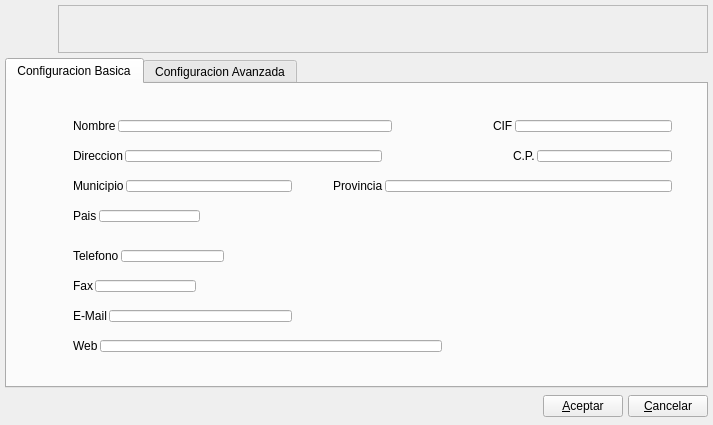
This is bulmages/bulmafact/src/bfconfiguracionbase.ui in eboladev/Bulmages-1 as Qt 5 draws it before an edit. The edited form follows.
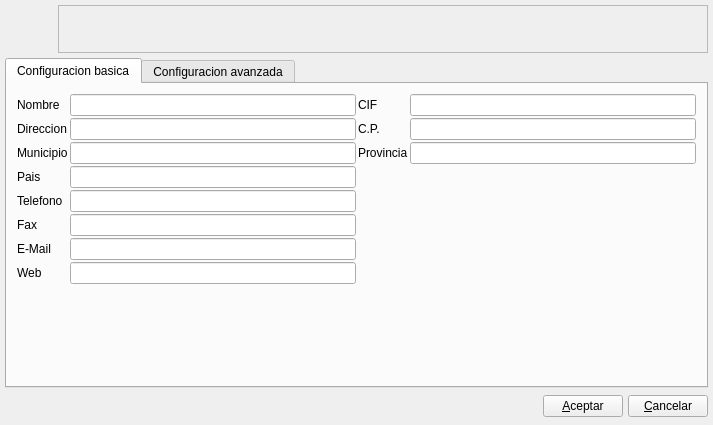
This is the edited form. Icons and pictures are not drawn. Custom widgets are drawn as their Qt base class.

```diff
--- a/bulmages/bulmafact/src/bfconfiguracionbase.ui
+++ b/bulmages/bulmafact/src/bfconfiguracionbase.ui
@@ -38,7 +38,7 @@
     <number>5</number>
    </property>
    <item row="2" column="0">
-    <layout class="QHBoxLayout">
+    <layout class="QHBoxLayout" name="_2">
      <property name="spacing">
       <number>5</number>
      </property>
@@ -46,7 +46,7 @@
       <number>0</number>
      </property>
      <item>
-      <spacer>
+      <spacer name="spacer">
        <property name="orientation">
         <enum>Qt::Horizontal</enum>
        </property>
@@ -75,7 +75,7 @@
     </layout>
    </item>
    <item row="0" column="0">
-    <layout class="QHBoxLayout">
+    <layout class="QHBoxLayout" name="_3">
      <property name="spacing">
       <number>5</number>
      </property>
@@ -132,19 +132,13 @@
      </property>
      <widget class="QWidget" name="tab">
       <attribute name="title">
-       <string>Configuracion Basica</string>
+       <string>Configuracion basica</string>
       </attribute>
-      <widget class="QWidget" name="">
-       <property name="geometry">
-        <rect>
-         <x>60</x>
-         <y>30</y>
-         <width>331</width>
-         <height>24</height>
-        </rect>
+      <layout class="QGridLayout" name="gridLayout_2">
+       <property name="margin">
+        <number>10</number>
        </property>
-       <layout class="QHBoxLayout" name="horizontalLayout">
-        <item>
+       <item row="0" column="0">
          <widget class="QLabel" name="label_2">
           <property name="text">
            <string>Nombre</string>
@@ -154,22 +148,10 @@
           </property>
          </widget>
         </item>
-        <item>
+       <item row="0" column="1">
          <widget class="QLineEdit" name="m_nombre"/>
         </item>
-       </layout>
-      </widget>
-      <widget class="QWidget" name="">
-       <property name="geometry">
-        <rect>
-         <x>480</x>
-         <y>30</y>
-         <width>191</width>
-         <height>24</height>
-        </rect>
-       </property>
-       <layout class="QHBoxLayout" name="horizontalLayout_7">
-        <item>
+       <item row="0" column="2">
          <widget class="QLabel" name="label_4">
           <property name="text">
            <string>CIF</string>
@@ -179,22 +161,10 @@
           </property>
          </widget>
         </item>
-        <item>
+       <item row="0" column="3">
          <widget class="QLineEdit" name="m_cif"/>
         </item>
-       </layout>
-      </widget>
-      <widget class="QWidget" name="">
-       <property name="geometry">
-        <rect>
-         <x>60</x>
-         <y>60</y>
-         <width>321</width>
-         <height>24</height>
-        </rect>
-       </property>
-       <layout class="QHBoxLayout" name="horizontalLayout_2">
-        <item>
+       <item row="1" column="0">
          <widget class="QLabel" name="label_3">
           <property name="text">
            <string>Direccion</string>
@@ -204,22 +174,10 @@
           </property>
          </widget>
         </item>
-        <item>
+       <item row="1" column="1">
          <widget class="QLineEdit" name="m_direccion"/>
         </item>
-       </layout>
-      </widget>
-      <widget class="QWidget" name="">
-       <property name="geometry">
-        <rect>
-         <x>500</x>
-         <y>60</y>
-         <width>171</width>
-         <height>24</height>
-        </rect>
-       </property>
-       <layout class="QHBoxLayout" name="horizontalLayout_3">
-        <item>
+       <item row="1" column="2">
          <widget class="QLabel" name="label_6">
           <property name="text">
            <string>C.P.</string>
@@ -229,22 +187,10 @@
           </property>
          </widget>
         </item>
-        <item>
+       <item row="1" column="3">
          <widget class="QLineEdit" name="m_cp"/>
         </item>
-       </layout>
-      </widget>
-      <widget class="QWidget" name="">
-       <property name="geometry">
-        <rect>
-         <x>60</x>
-         <y>90</y>
-         <width>231</width>
-         <height>24</height>
-        </rect>
-       </property>
-       <layout class="QHBoxLayout" name="horizontalLayout_8">
-        <item>
+       <item row="2" column="0">
          <widget class="QLabel" name="label_5">
           <property name="text">
            <string>Municipio</string>
@@ -254,22 +200,10 @@
           </property>
          </widget>
         </item>
-        <item>
+       <item row="2" column="1">
          <widget class="QLineEdit" name="m_municipio"/>
         </item>
-       </layout>
-      </widget>
-      <widget class="QWidget" name="">
-       <property name="geometry">
-        <rect>
-         <x>320</x>
-         <y>90</y>
-         <width>351</width>
-         <height>24</height>
-        </rect>
-       </property>
-       <layout class="QHBoxLayout" name="horizontalLayout_9">
-        <item>
+       <item row="2" column="2">
          <widget class="QLabel" name="label_10">
           <property name="text">
            <string>Provincia</string>
@@ -279,22 +213,10 @@
           </property>
          </widget>
         </item>
-        <item>
+       <item row="2" column="3">
          <widget class="QLineEdit" name="m_provincia"/>
         </item>
-       </layout>
-      </widget>
-      <widget class="QWidget" name="">
-       <property name="geometry">
-        <rect>
-         <x>60</x>
-         <y>120</y>
-         <width>139</width>
-         <height>24</height>
-        </rect>
-       </property>
-       <layout class="QHBoxLayout" name="horizontalLayout_11">
-        <item>
+       <item row="3" column="0">
          <widget class="QLabel" name="label_11">
           <property name="text">
            <string>Pais</string>
@@ -304,22 +226,10 @@
           </property>
          </widget>
         </item>
-        <item>
+       <item row="3" column="1">
          <widget class="QLineEdit" name="m_pais"/>
         </item>
-       </layout>
-      </widget>
-      <widget class="QWidget" name="">
-       <property name="geometry">
-        <rect>
-         <x>60</x>
-         <y>160</y>
-         <width>163</width>
-         <height>24</height>
-        </rect>
-       </property>
-       <layout class="QHBoxLayout" name="horizontalLayout_4">
-        <item>
+       <item row="4" column="0">
          <widget class="QLabel" name="label_7">
           <property name="text">
            <string>Telefono</string>
@@ -329,22 +239,10 @@
           </property>
          </widget>
         </item>
-        <item>
+       <item row="4" column="1">
          <widget class="QLineEdit" name="m_telefono"/>
         </item>
-       </layout>
-      </widget>
-      <widget class="QWidget" name="">
-       <property name="geometry">
-        <rect>
-         <x>60</x>
-         <y>190</y>
-         <width>135</width>
-         <height>24</height>
-        </rect>
-       </property>
-       <layout class="QHBoxLayout" name="horizontalLayout_5">
-        <item>
+       <item row="5" column="0">
          <widget class="QLabel" name="label_8">
           <property name="text">
            <string>Fax</string>
@@ -354,22 +252,10 @@
           </property>
          </widget>
         </item>
-        <item>
+       <item row="5" column="1">
          <widget class="QLineEdit" name="m_fax"/>
         </item>
-       </layout>
-      </widget>
-      <widget class="QWidget" name="">
-       <property name="geometry">
-        <rect>
-         <x>60</x>
-         <y>220</y>
-         <width>231</width>
-         <height>24</height>
-        </rect>
-       </property>
-       <layout class="QHBoxLayout" name="horizontalLayout_10">
-        <item>
+       <item row="6" column="0">
          <widget class="QLabel" name="label_9">
           <property name="text">
            <string>E-Mail</string>
@@ -379,22 +265,10 @@
           </property>
          </widget>
         </item>
-        <item>
+       <item row="6" column="1">
          <widget class="QLineEdit" name="m_mail"/>
         </item>
-       </layout>
-      </widget>
-      <widget class="QWidget" name="">
-       <property name="geometry">
-        <rect>
-         <x>60</x>
-         <y>250</y>
-         <width>381</width>
-         <height>24</height>
-        </rect>
-       </property>
-       <layout class="QHBoxLayout" name="horizontalLayout_6">
-        <item>
+       <item row="7" column="0">
          <widget class="QLabel" name="label_12">
           <property name="text">
            <string>Web</string>
@@ -404,39 +278,40 @@
           </property>
          </widget>
         </item>
-        <item>
+       <item row="7" column="1">
          <widget class="QLineEdit" name="m_web"/>
         </item>
-       </layout>
-      </widget>
-      <zorder>m_nombre</zorder>
-      <zorder>m_direccion</zorder>
-      <zorder>m_municipio</zorder>
-      <zorder>m_cp</zorder>
-      <zorder>m_telefono</zorder>
-      <zorder>m_fax</zorder>
-      <zorder>label_2</zorder>
-      <zorder>label_3</zorder>
-      <zorder>label_4</zorder>
-      <zorder>m_cif</zorder>
-      <zorder>label_5</zorder>
-      <zorder>label_6</zorder>
-      <zorder>label_7</zorder>
-      <zorder>label_8</zorder>
-      <zorder>m_mail</zorder>
-      <zorder>label_9</zorder>
-      <zorder>label_10</zorder>
-      <zorder>m_provincia</zorder>
-      <zorder>label_11</zorder>
-      <zorder>m_pais</zorder>
-      <zorder>label_12</zorder>
-      <zorder>m_web</zorder>
-      <zorder>label_5</zorder>
-      <zorder>m_mail</zorder>
+       <item row="8" column="1">
+        <spacer name="verticalSpacer_2">
+         <property name="orientation">
+          <enum>Qt::Vertical</enum>
+         </property>
+         <property name="sizeHint" stdset="0">
+          <size>
+           <width>278</width>
+           <height>66</height>
+          </size>
+         </property>
+        </spacer>
+       </item>
+       <item row="3" column="3" rowspan="6">
+        <spacer name="verticalSpacer">
+         <property name="orientation">
+          <enum>Qt::Vertical</enum>
+         </property>
+         <property name="sizeHint" stdset="0">
+          <size>
+           <width>20</width>
+           <height>208</height>
+          </size>
+         </property>
+        </spacer>
+       </item>
+      </layout>
      </widget>
      <widget class="QWidget" name="tab_2">
       <attribute name="title">
-       <string>Configuracion Avanzada</string>
+       <string>Configuracion avanzada</string>
       </attribute>
       <layout class="QGridLayout" name="gridLayout">
        <item row="0" column="0">
```
Left out of the diff: 2 changed lines with no effect on the pictures. Lines whose indentation alone changed are shown as unchanged.
